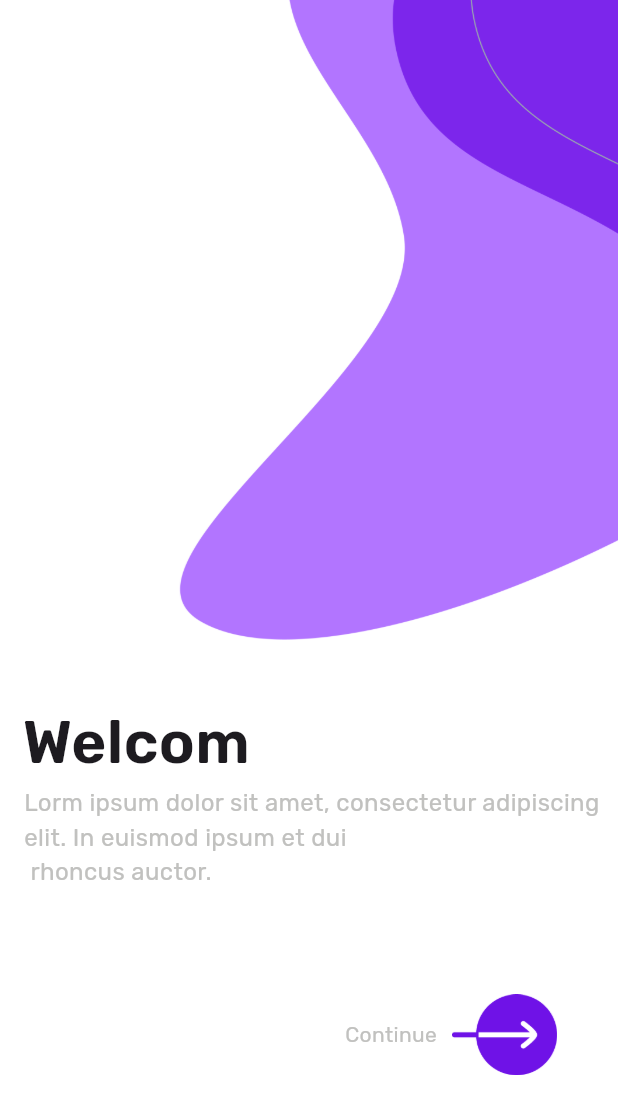
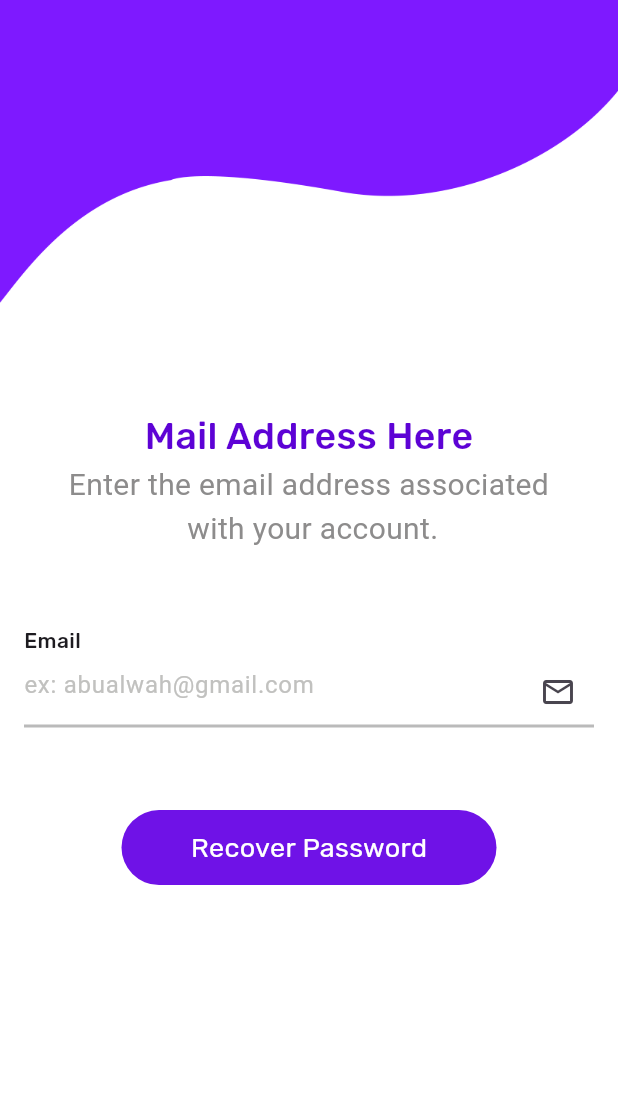
Before and after one commit to AbuAlwah/flutter-login-ui, a Flutter app: the screen it shows after launch, on a phone screen of 412 x 824 dp. Shown: the top 1114 px of the screen. Run offline on Flutter 3.47's test engine with Material 3 defaults, Android fonts, the phone set to English and light mode, and no system bars; our stand-ins replace gap, google_fonts.

Commit message:
feat: build forgot password screen with custom title widget
- Created ForgetPassword screen using custom inputs and buttons.
- Developed reusable CustomAuthTitleAndSubtitle widget supporting dynamic titles, subTitles, and font sizes.
- Added wave header background and configured form layout.

```diff
--- /dev/null
+++ b/lib/Screens/forgetPassword.dart
@@ -0,0 +1,48 @@
+import 'package:flutter/material.dart';
+import 'package:gap/gap.dart';
+import 'package:simple_login_app/Widgets/CustomAuthTitleAndSubtitle.dart';
+import 'package:simple_login_app/Widgets/CustomContainer.dart';
+import 'package:simple_login_app/Widgets/CustomTextFiled.dart';
+
+class Forgetpassword extends StatelessWidget {
+  const Forgetpassword({super.key});
+
+  @override
+  Widget build(BuildContext context) {
+    return Scaffold(
+      backgroundColor: Colors.white,
+      body: SingleChildScrollView(
+        child: Column(
+          crossAxisAlignment: CrossAxisAlignment.start,
+          children: [
+            Align(
+              alignment: AlignmentGeometry.topRight,
+              child: Image.asset("assets/Wave.png", width: 700),
+            ),
+
+            Gap(70),
+
+            CustomAuthTitleAndSubtitle(
+              title: "Mail Address Here",
+              subTitle:
+                  "Enter the email address associated\n with your account.",
+              titleFontSize: 25,
+              subTitleFontSize: 20,
+            ),
+            Gap(50),
+
+            CustomTextFiled(
+              name: "Email",
+              hintText: "ex: abualwah@gmail.com",
+              suffixIcon: Icons.email_outlined,
+            ),
+
+            Gap(30),
+
+            CustomContainer(name: "Recover Password"),
+          ],
+        ),
+      ),
+    );
+  }
+}
--- a/lib/Screens/signin.dart
+++ b/lib/Screens/signin.dart
@@ -7,11 +7,18 @@ import 'package:simple_login_app/Widgets/CustomAuthHeader.dart';
 import 'package:simple_login_app/Widgets/CustomContainer.dart';
 import 'package:simple_login_app/Widgets/CustomTextFiled.dart';
 
-class Signin extends StatelessWidget {
+class Signin extends StatefulWidget {
   const Signin({super.key});
 
   @override
+  State<Signin> createState() => _SigninState();
+}
+
+class _SigninState extends State<Signin> {
+      bool isRememberMe = false;
+  @override
   Widget build(BuildContext context) {
+
     return Scaffold(
       backgroundColor: Colors.white,
       body: SingleChildScrollView(
@@ -21,7 +28,7 @@ class Signin extends StatelessWidget {
             CustomAuthHeader(
               imagePath: 'assets/singleCircle.png',
               title: 'Sign in',
-              imageWidth: 300,
+              imageWidth: 270,
               imageLinePath: 'assets/Line.png',
               imageLineWidth: 95,
             ),
@@ -55,8 +62,12 @@ class Signin extends StatelessWidget {
                         height: 24,
                         width: 24,
                         child: Checkbox(
-                          value: true,
-                          onChanged: (value) {},
+                          value: isRememberMe,
+                          onChanged: (value) {
+                            setState(() {
+                              isRememberMe = value ?? false;
+                            });
+                          },
                           activeColor: const Color(0xFF6F12E7),
                         ),
                       ),
@@ -91,7 +102,7 @@ class Signin extends StatelessWidget {
             CustomAuthFotter(
               questionText: "Don't have an account ? ",
               onTap: () {
-                Navigator.push(
+                Navigator.pushReplacement(
                   context,
                   MaterialPageRoute(builder: (context) => const Signup()),
                 );
--- a/lib/Screens/signup.dart
+++ b/lib/Screens/signup.dart
@@ -1,5 +1,6 @@
 import 'package:flutter/material.dart';
 import 'package:gap/gap.dart';
+import 'package:simple_login_app/Screens/signin.dart';
 import 'package:simple_login_app/Widgets/CustomAuthFooter.dart';
 import 'package:simple_login_app/Widgets/CustomAuthHeader.dart';
 import 'package:simple_login_app/Widgets/CustomContainer.dart';
@@ -19,7 +20,7 @@ class Signup extends StatelessWidget {
             CustomAuthHeader(
               imagePath: 'assets/singleCircle.png',
               title: 'Sign Up',
-              imageWidth: 200,
+              imageWidth: 170,
               imageLinePath: 'assets/Line.png',
               imageLineWidth: 95,
             ),
@@ -57,7 +58,7 @@ class Signup extends StatelessWidget {
             CustomAuthFotter(
               questionText: 'Already have an account ! ',
               onTap: () {
-                Navigator.pop(context);
+                Navigator.pushReplacement(context, MaterialPageRoute(builder: (context) => const Signin()));
               },
               actionText: 'Create Account',
             ),
--- /dev/null
+++ b/lib/Widgets/CustomAuthTitleAndSubtitle.dart
@@ -0,0 +1,49 @@
+import 'package:flutter/material.dart';
+import 'package:google_fonts/google_fonts.dart';
+
+class CustomAuthTitleAndSubtitle extends StatelessWidget {
+  const CustomAuthTitleAndSubtitle({
+    super.key,
+    required this.title,
+    required this.subTitle,
+    required this.titleFontSize, required this.subTitleFontSize,
+  });
+  final String title;
+  final String subTitle;
+  final double titleFontSize;
+  final double subTitleFontSize;
+
+  @override
+  Widget build(BuildContext context) {
+    return Column(
+      children: [
+        Center(
+          child: Text(
+            title,
+            style: GoogleFonts.rubik(
+              textStyle: TextStyle(
+                color: const Color.fromARGB(255, 93, 2, 213),
+                fontSize: titleFontSize,
+                fontWeight: FontWeight.w500,
+              ),
+            ),
+          ),
+        ),
+
+         Center(
+          child: Text(
+            subTitle,
+            textAlign: TextAlign.center,
+            style:
+               TextStyle(
+                color: const Color.fromARGB(255, 141, 140, 140),
+                fontSize: subTitleFontSize,
+                fontWeight: FontWeight.normal,
+              ),
+            ),
+          ),
+
+      ],
+    );
+  }
+}
--- a/lib/main.dart
+++ b/lib/main.dart
@@ -1,4 +1,5 @@
 import 'package:flutter/material.dart';
+import 'package:simple_login_app/Screens/forgetPassword.dart';
 import 'package:simple_login_app/Screens/welcom.dart';
 import 'package:flutter/services.dart';
 
@@ -24,6 +25,6 @@ class Auth extends StatelessWidget {
 
   @override
   Widget build(BuildContext context) {
-    return MaterialApp(debugShowCheckedModeBanner: false, home: Welcom());
+    return MaterialApp(debugShowCheckedModeBanner: false, home: Forgetpassword());
   }
 }
```
Also changed, not shown: assets/Wave.png (added).
